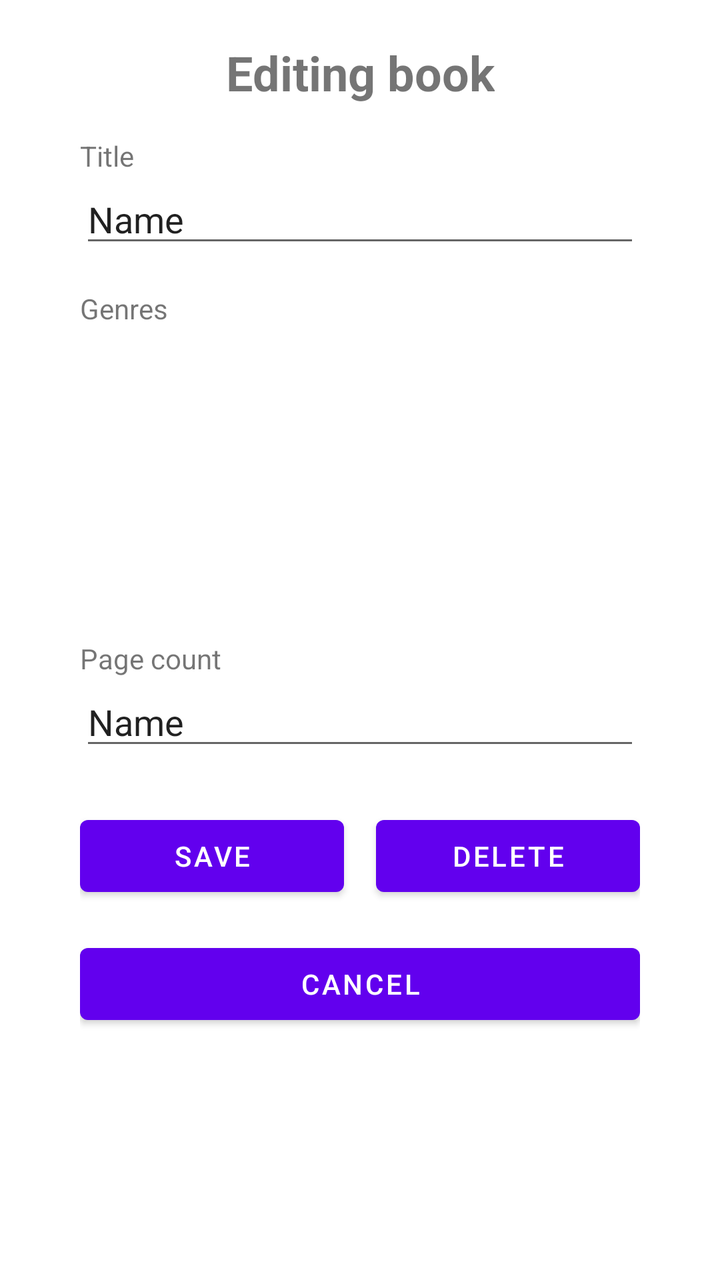
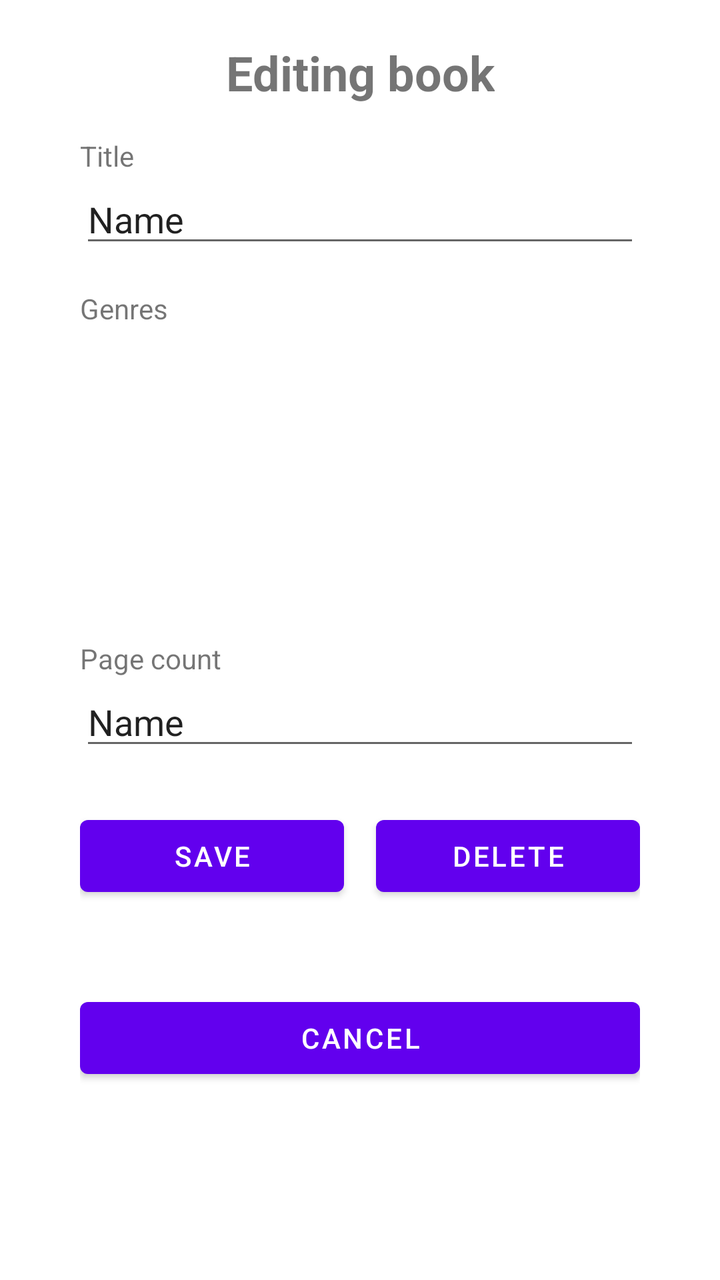

Screens rendered from an Android XML layout before and after an edit, with the pre-edit source and the edit as a unified diff.
<!-- AndroidManifest.xml: application theme Theme.KirjaSovellus -->
<!-- res/layout/fragment_edit_book.xml -->
<?xml version="1.0" encoding="utf-8"?>
<ScrollView xmlns:android="http://schemas.android.com/apk/res/android"
    xmlns:app="http://schemas.android.com/apk/res-auto"
    xmlns:tools="http://schemas.android.com/tools"
    android:layout_width="match_parent"
    android:layout_height="match_parent"
    tools:context=".tabBooks.EditBookFragment">


    <androidx.constraintlayout.widget.ConstraintLayout
        android:layout_width="match_parent"
        android:layout_height="match_parent"
        android:paddingHorizontal="40dp"
        android:paddingVertical="20dp">

        <TextView
            android:id="@+id/textView13"
            android:layout_width="wrap_content"
            android:layout_height="wrap_content"
            android:text="Editing book"
            android:textAlignment="center"
            android:textSize="24sp"
            android:textStyle="bold"
            app:layout_constraintEnd_toEndOf="parent"
            app:layout_constraintStart_toStartOf="parent"
            app:layout_constraintTop_toTopOf="parent" />

        <TextView
            android:id="@+id/textView14"
            android:layout_width="wrap_content"
            android:layout_height="wrap_content"
            android:layout_marginTop="16dp"
            android:text="Title"
            app:layout_constraintStart_toStartOf="parent"
            app:layout_constraintTop_toBottomOf="@+id/textView13" />

        <EditText
            android:id="@+id/etEditBookTitle"
            android:layout_width="0dp"
            android:layout_height="wrap_content"
            android:ems="10"
            android:inputType="textPersonName"
            android:text="Name"
            app:layout_constraintEnd_toEndOf="parent"
            app:layout_constraintStart_toStartOf="@+id/textView14"
            app:layout_constraintTop_toBottomOf="@+id/textView14" />

        <TextView
            android:id="@+id/textView15"
            android:layout_width="wrap_content"
            android:layout_height="wrap_content"
            android:layout_marginTop="16dp"
            android:text="Page count"
            app:layout_constraintStart_toStartOf="@+id/etEditBookTitle"
            app:layout_constraintTop_toBottomOf="@+id/rvEditBookGenres" />

        <EditText
            android:id="@+id/etEditBookPageCount"
            android:layout_width="0dp"
            android:layout_height="wrap_content"
            android:ems="10"
            android:inputType="number"
            android:text="Name"
            app:layout_constraintEnd_toEndOf="parent"
            app:layout_constraintStart_toStartOf="@+id/textView15"
            app:layout_constraintTop_toBottomOf="@+id/textView15" />

        <androidx.recyclerview.widget.RecyclerView
            android:id="@+id/rvEditBookGenres"
            android:layout_width="0dp"
            android:layout_height="140dp"
            app:layout_constraintEnd_toEndOf="parent"
            app:layout_constraintStart_toStartOf="@+id/textView16"
            app:layout_constraintTop_toBottomOf="@+id/textView16" />

        <TextView
            android:id="@+id/textView16"
            android:layout_width="wrap_content"
            android:layout_height="wrap_content"
            android:layout_marginTop="16dp"
            android:text="Genres"
            app:layout_constraintStart_toStartOf="@+id/etEditBookTitle"
            app:layout_constraintTop_toBottomOf="@+id/etEditBookTitle" />

        <Button
            android:id="@+id/btnSaveBookEdits"
            android:layout_width="0dp"
            android:layout_height="wrap_content"
            android:layout_marginTop="24dp"
            android:text="Save"
            app:layout_constraintEnd_toStartOf="@+id/btnDeleteBook"
            app:layout_constraintHorizontal_bias="0.5"
            app:layout_constraintStart_toStartOf="parent"
            app:layout_constraintTop_toBottomOf="@+id/etEditBookPageCount" />

        <Button
            android:id="@+id/btnDeleteBook"
            android:layout_width="0dp"
            android:layout_height="wrap_content"
            android:layout_marginStart="16dp"
            android:text="Delete"
            app:layout_constraintEnd_toEndOf="parent"
            app:layout_constraintHorizontal_bias="0.5"
            app:layout_constraintStart_toEndOf="@+id/btnSaveBookEdits"
            app:layout_constraintTop_toTopOf="@+id/btnSaveBookEdits" />

        <Button
            android:id="@+id/btnEditBookCancel"
            android:layout_width="0dp"
            android:layout_height="wrap_content"
            android:layout_marginTop="16dp"
            android:text="Cancel"
            app:layout_constraintEnd_toEndOf="parent"
            app:layout_constraintStart_toStartOf="@+id/btnSaveBookEdits"
            app:layout_constraintTop_toBottomOf="@+id/btnSaveBookEdits" />
    </androidx.constraintlayout.widget.ConstraintLayout>
</ScrollView>
<!-- resources referenced by this layout -->
<resources>
  <style name="Theme.KirjaSovellus" parent="Theme.MaterialComponents.DayNight.DarkActionBar">
          
          <item name="colorPrimary">@color/purple_500</item>
          <item name="colorPrimaryVariant">@color/purple_700</item>
          <item name="colorOnPrimary">@color/white</item>
          
          <item name="colorSecondary">@color/teal_200</item>
          <item name="colorSecondaryVariant">@color/teal_700</item>
          <item name="colorOnSecondary">@color/black</item>
          
          <item name="android:statusBarColor" tools:targetApi="l">?attr/colorPrimaryVariant</item>
          
          <item name="windowNoTitle">true</item>
          <item name="windowActionBar">false</item>
      </style>
  <color name="purple_500">#FF6200EE</color>
  <color name="purple_700">#FF3700B3</color>
  <color name="white">#FFFFFFFF</color>
  <color name="teal_200">#FF03DAC5</color>
  <color name="teal_700">#FF018786</color>
  <color name="black">#FF000000</color>
</resources>

<!-- the commit's change to res/layout/fragment_edit_book.xml (unified diff, before → after) -->
@@ -112,6 +112,16 @@
             android:text="Cancel"
             app:layout_constraintEnd_toEndOf="parent"
             app:layout_constraintStart_toStartOf="@+id/btnSaveBookEdits"
+            app:layout_constraintTop_toBottomOf="@+id/tvEditError" />
+
+        <TextView
+            android:id="@+id/tvEditError"
+            android:layout_width="wrap_content"
+            android:layout_height="wrap_content"
+            android:layout_marginTop="8dp"
+            android:textColor="#FF0000"
+            app:layout_constraintEnd_toEndOf="parent"
+            app:layout_constraintStart_toStartOf="parent"
             app:layout_constraintTop_toBottomOf="@+id/btnSaveBookEdits" />
     </androidx.constraintlayout.widget.ConstraintLayout>
 </ScrollView>
